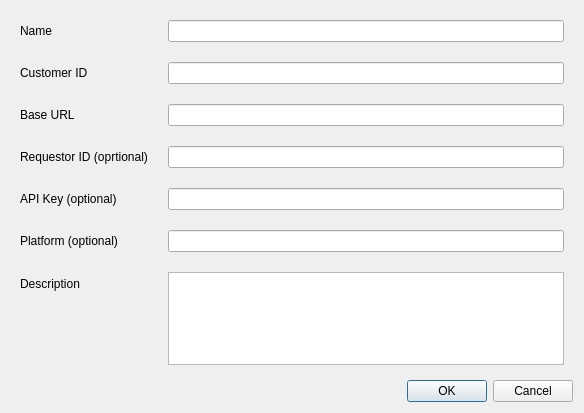
Before: the Qt Designer form ui/AddVendorDialog.ui in CS-4820-Library-Project/COUNTER-5-Report-Tool-2020-5.0, drawn with Qt 5.
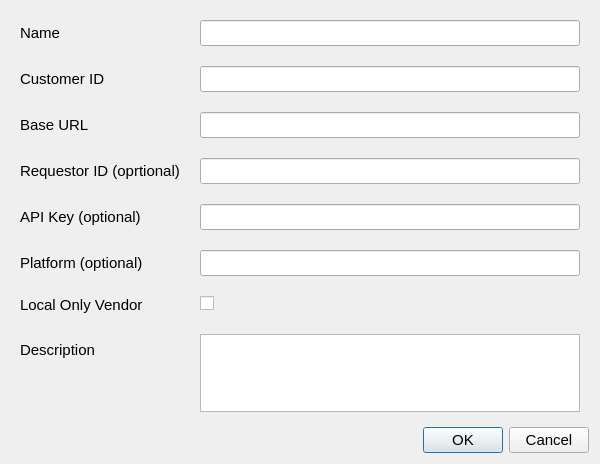
After: the same form once the commit is applied.

Commit message: Implemented local only vendors

Diff of the .ui file:
```diff
--- a/ui/AddVendorDialog.ui
+++ b/ui/AddVendorDialog.ui
@@ -6,10 +6,15 @@
    <rect>
     <x>0</x>
     <y>0</y>
-    <width>584</width>
-    <height>413</height>
+    <width>600</width>
+    <height>464</height>
    </rect>
   </property>
+  <property name="font">
+   <font>
+    <pointsize>11</pointsize>
+   </font>
+  </property>
   <property name="windowTitle">
    <string>Add Vendor</string>
   </property>
@@ -93,16 +98,30 @@
       <item row="5" column="1">
        <widget class="QLineEdit" name="platformEdit"/>
       </item>
-      <item row="6" column="0">
+      <item row="7" column="0">
        <widget class="QLabel" name="label_7">
         <property name="text">
          <string>Description</string>
         </property>
        </widget>
       </item>
-      <item row="6" column="1">
+      <item row="7" column="1">
        <widget class="QPlainTextEdit" name="descriptionEdit"/>
       </item>
+      <item row="6" column="0">
+       <widget class="QLabel" name="label_8">
+        <property name="text">
+         <string>Local Only Vendor</string>
+        </property>
+       </widget>
+      </item>
+      <item row="6" column="1">
+       <widget class="QCheckBox" name="local_only_check_box">
+        <property name="text">
+         <string/>
+        </property>
+       </widget>
+      </item>
      </layout>
     </widget>
    </item>
```
The commit also changes 5 other files.
